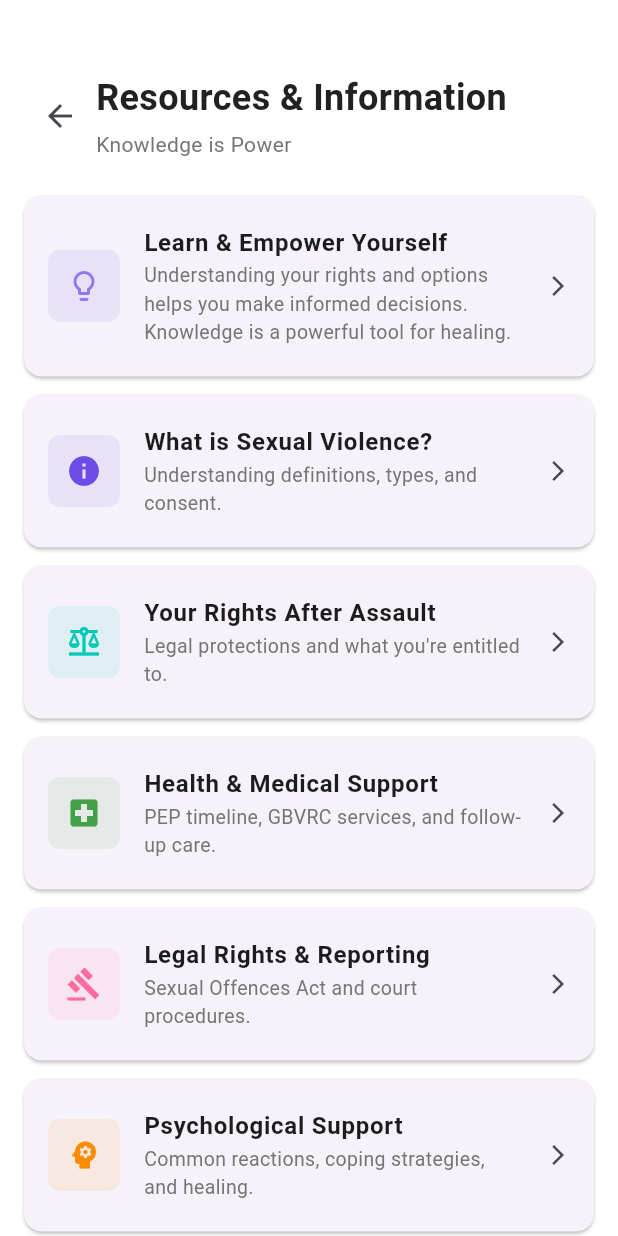
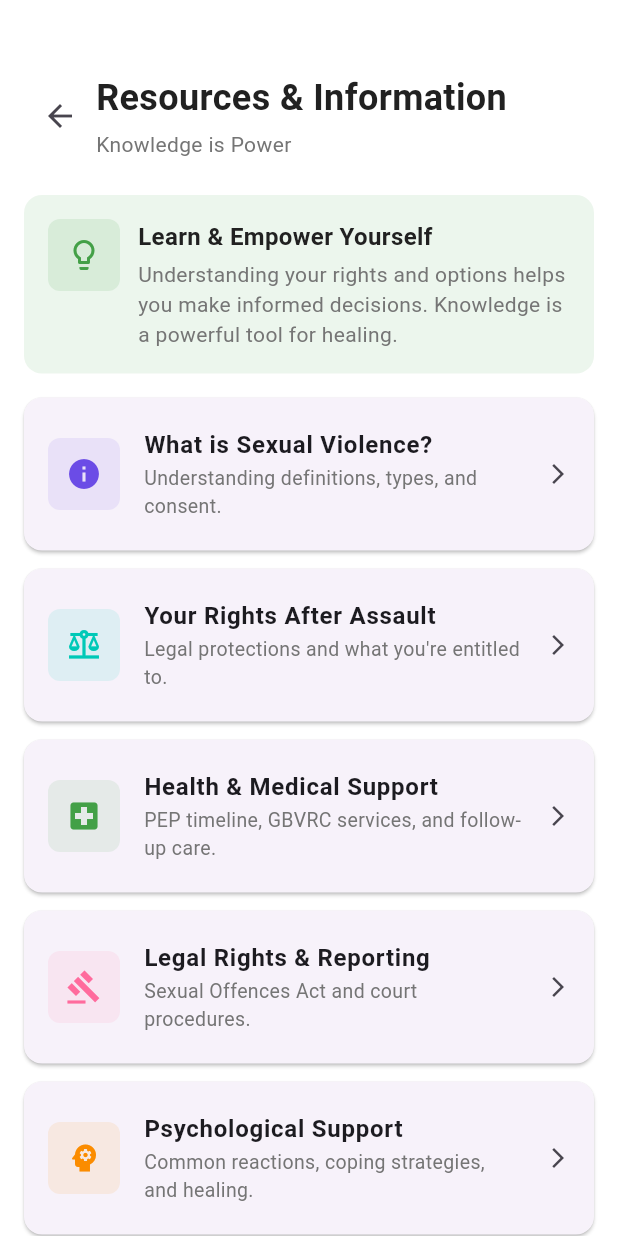
Before and after one commit to spiceyourcode/binti-salama, a Flutter app: the ResourcesScreen screen opened directly, on a phone screen of 412 x 824 dp. Run offline on Flutter 3.47's test engine with Material 3 defaults, Android fonts, the phone set to English and light mode, and no system bars; our stand-ins replace flutter_local_notifications, flutter_secure_storage, geocoding, geolocator, google_maps_flutter, permission_handler and 3 more; accounts and stored records are empty; statements that could not run were skipped.

Commit message:
Refactor ResourcesScreen to introduce a static info card for improved UI clarity and consistency

```diff
--- a/lib/screens/resources_screen.dart
+++ b/lib/screens/resources_screen.dart
@@ -59,16 +59,14 @@ class ResourcesScreen extends StatelessWidget {
             child: ListView(
               padding: const EdgeInsets.symmetric(horizontal: 16),
               children: [
-                _buildResourceCard(
-                  context,
+                _buildStaticInfoCard(
                   title: t?.translate('learn_empower_yourself') ??
                       'Learn & Empower Yourself',
                   description: t?.translate('learn_empower_description') ??
                       'Understanding your rights and options helps you make informed decisions. Knowledge is a powerful tool for healing.',
                   icon: Icons.lightbulb_outline,
-                  color: AppConstants.primaryColor.withValues(alpha: 0.7),
-                  onTap: () {},
-                  t: t,
+                  color: AppConstants.successColor.withValues(alpha: 0.1),
+                  iconColor: AppConstants.successColor,
                 ),
                 _buildResourceCard(
                   context,
@@ -244,6 +242,66 @@ class ResourcesScreen extends StatelessWidget {
                 Text(
                   t?.translate('take_your_time_description') ??
                       'There\'s no rush to read everything at once. Come back to these resources whenever you need them. Healing happens at your own pace.',
+                  style: const TextStyle(
+                    fontSize: 14,
+                    color: AppConstants.textSecondaryColor,
+                  ),
+                ),
+              ],
+            ),
+          ),
+        ],
+      ),
+    );
+  }
+
+  Widget _buildStaticInfoCard({
+    required String title,
+    required String description,
+    required IconData icon,
+    required Color color,
+    Color? iconColor,
+  }) {
+    return Container(
+      margin: const EdgeInsets.only(bottom: 16),
+      padding: const EdgeInsets.all(16),
+      decoration: BoxDecoration(
+        color: color,
+        borderRadius: BorderRadius.circular(12),
+      ),
+      child: Row(
+        crossAxisAlignment: CrossAxisAlignment.start,
+        children: [
+          Container(
+            width: 48,
+            height: 48,
+            decoration: BoxDecoration(
+              color: (iconColor ?? AppConstants.primaryColor)
+                  .withValues(alpha: 0.12),
+              borderRadius: BorderRadius.circular(8),
+            ),
+            child: Icon(
+              icon,
+              color: iconColor ?? AppConstants.primaryColor,
+              size: 24,
+            ),
+          ),
+          const SizedBox(width: 12),
+          Expanded(
+            child: Column(
+              crossAxisAlignment: CrossAxisAlignment.start,
+              children: [
+                Text(
+                  title,
+                  style: const TextStyle(
+                    fontSize: 16,
+                    fontWeight: FontWeight.bold,
+                    color: AppConstants.textPrimaryColor,
+                  ),
+                ),
+                const SizedBox(height: 4),
+                Text(
+                  description,
                   style: const TextStyle(
                     fontSize: 14,
                     color: AppConstants.textSecondaryColor,
```
